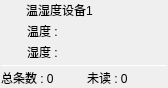
Before: the Qt Designer form form/stuwidget.ui in onefacepass/onefacepass, drawn with Qt 5.
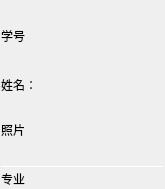
After: the same form once the commit is applied.

```diff
--- a/form/stuwidget.ui
+++ b/form/stuwidget.ui
@@ -6,8 +6,8 @@
    <rect>
     <x>0</x>
     <y>0</y>
-    <width>168</width>
-    <height>88</height>
+    <width>165</width>
+    <height>189</height>
    </rect>
   </property>
   <property name="windowTitle">
@@ -31,7 +31,13 @@
    </property>
    <item>
     <widget class="QFrame" name="gboxDeviceTitle">
-     <layout class="QHBoxLayout" name="horizontalLayout_7">
+     <property name="sizePolicy">
+      <sizepolicy hsizetype="Expanding" vsizetype="Preferred">
+       <horstretch>0</horstretch>
+       <verstretch>0</verstretch>
+      </sizepolicy>
+     </property>
+     <layout class="QVBoxLayout" name="verticalLayout_2">
       <property name="spacing">
        <number>5</number>
       </property>
@@ -48,38 +54,47 @@
        <number>0</number>
       </property>
       <item>
-       <widget class="QLabel" name="labDevice">
-        <property name="maximumSize">
-         <size>
-          <width>20</width>
-          <height>16777215</height>
-         </size>
-        </property>
+       <widget class="QLabel" name="labID">
         <property name="text">
-         <string/>
-        </property>
-        <property name="alignment">
-         <set>Qt::AlignCenter</set>
-        </property>
-       </widget>
-      </item>
-      <item>
-       <widget class="QLabel" name="labDeviceName">
-        <property name="text">
-         <string>温湿度设备1</string>
+         <string>学号</string>
         </property>
         <property name="scaledContents">
          <bool>false</bool>
         </property>
        </widget>
       </item>
+      <item>
+       <widget class="QLabel" name="labName">
+        <property name="sizePolicy">
+         <sizepolicy hsizetype="Expanding" vsizetype="Expanding">
+          <horstretch>0</horstretch>
+          <verstretch>0</verstretch>
+         </sizepolicy>
+        </property>
+        <property name="minimumSize">
+         <size>
+          <width>0</width>
+          <height>0</height>
+         </size>
+        </property>
+        <property name="maximumSize">
+         <size>
+          <width>16777215</width>
+          <height>20</height>
+         </size>
+        </property>
+        <property name="text">
+         <string>姓名：</string>
+        </property>
+       </widget>
+      </item>
      </layout>
     </widget>
    </item>
    <item>
     <widget class="QFrame" name="gboxDevicePanel">
      <property name="sizePolicy">
-      <sizepolicy hsizetype="Preferred" vsizetype="Expanding">
+      <sizepolicy hsizetype="Expanding" vsizetype="Expanding">
        <horstretch>0</horstretch>
        <verstretch>0</verstretch>
       </sizepolicy>
@@ -114,92 +129,21 @@
         <property name="horizontalSpacing">
          <number>6</number>
         </property>
-        <item row="0" column="1">
-         <widget class="QLabel" name="labCurrentTemp">
-          <property name="sizePolicy">
-           <sizepolicy hsizetype="Preferred" vsizetype="Expanding">
-            <horstretch>0</horstretch>
-            <verstretch>0</verstretch>
-           </sizepolicy>
-          </property>
-          <property name="text">
-           <string>温度 :</string>
-          </property>
-         </widget>
-        </item>
-        <item row="1" column="1">
-         <widget class="QLabel" name="labCurrentDamp">
-          <property name="sizePolicy">
-           <sizepolicy hsizetype="Preferred" vsizetype="Expanding">
-            <horstretch>0</horstretch>
-            <verstretch>0</verstretch>
-           </sizepolicy>
-          </property>
-          <property name="text">
-           <string>湿度 :</string>
-          </property>
-         </widget>
-        </item>
-        <item row="0" column="0">
-         <widget class="QLabel" name="labTemp">
-          <property name="maximumSize">
-           <size>
-            <width>20</width>
-            <height>16777215</height>
-           </size>
-          </property>
-          <property name="text">
-           <string/>
-          </property>
-          <property name="alignment">
-           <set>Qt::AlignCenter</set>
-          </property>
-         </widget>
-        </item>
         <item row="1" column="0">
-         <widget class="QLabel" name="labDamp">
-          <property name="maximumSize">
-           <size>
-            <width>20</width>
-            <height>16777215</height>
-           </size>
+         <widget class="QLabel" name="labPhoto">
+          <property name="sizePolicy">
+           <sizepolicy hsizetype="Expanding" vsizetype="Expanding">
+            <horstretch>0</horstretch>
+            <verstretch>0</verstretch>
+           </sizepolicy>
           </property>
           <property name="text">
-           <string/>
-          </property>
-          <property name="alignment">
-           <set>Qt::AlignCenter</set>
+           <string>照片</string>
           </property>
          </widget>
         </item>
        </layout>
       </item>
-      <item row="2" column="1">
-       <widget class="QLabel" name="labCountNoRead">
-        <property name="sizePolicy">
-         <sizepolicy hsizetype="Preferred" vsizetype="Fixed">
-          <horstretch>0</horstretch>
-          <verstretch>0</verstretch>
-         </sizepolicy>
-        </property>
-        <property name="text">
-         <string>未读 : 0</string>
-        </property>
-       </widget>
-      </item>
-      <item row="2" column="0">
-       <widget class="QLabel" name="labCountAll">
-        <property name="sizePolicy">
-         <sizepolicy hsizetype="Preferred" vsizetype="Fixed">
-          <horstretch>0</horstretch>
-          <verstretch>0</verstretch>
-         </sizepolicy>
-        </property>
-        <property name="text">
-         <string>总条数 : 0</string>
-        </property>
-       </widget>
-      </item>
       <item row="1" column="0" colspan="2">
        <widget class="Line" name="line">
         <property name="maximumSize">
@@ -213,6 +157,19 @@
         </property>
        </widget>
       </item>
+      <item row="2" column="0" colspan="2">
+       <widget class="QLabel" name="labMajor">
+        <property name="sizePolicy">
+         <sizepolicy hsizetype="Preferred" vsizetype="Fixed">
+          <horstretch>0</horstretch>
+          <verstretch>0</verstretch>
+         </sizepolicy>
+        </property>
+        <property name="text">
+         <string>专业</string>
+        </property>
+       </widget>
+      </item>
      </layout>
     </widget>
    </item>
```
Left out of the diff: 4 changed lines with no effect on the pictures.
